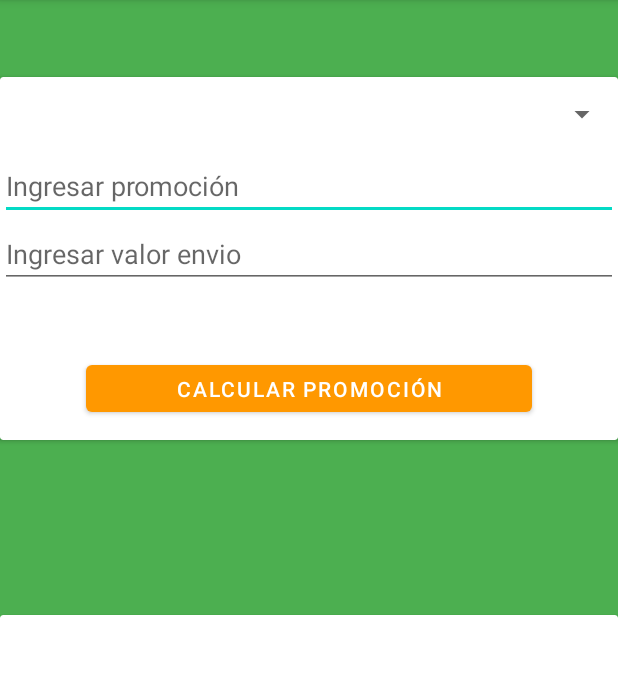
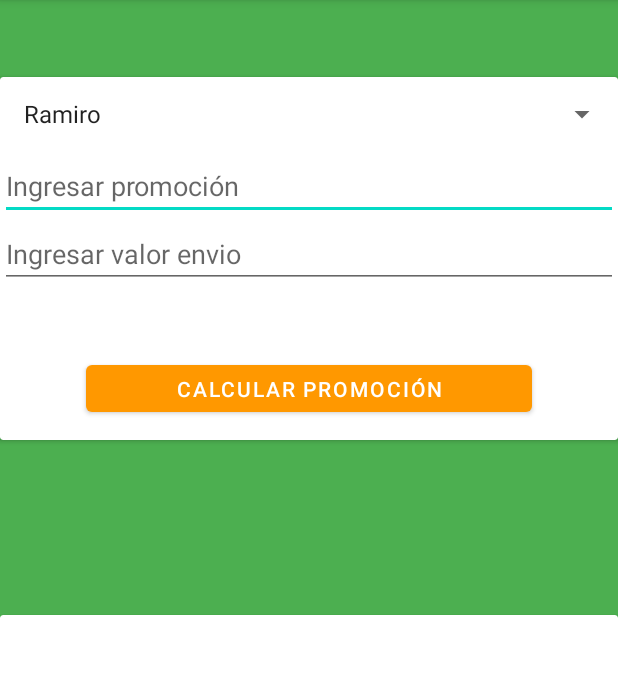
Before and after one commit to vAndresJara/Eva_03VJara, an Android app: the Menu_act screen opened directly, with no data from a screen before it, after a tap on "PROMOCIONES", on a phone screen of 412 x 824 dp, the part 84-761 px from its top. Run offline under Robolectric (Android 15) with nearby library versions, the phone set to English and light mode, and no system bars.

Commit message:
Agrega Spin de Cliente

```diff
--- a/app/src/main/java/com/example/eva_03vjara/Menu_act.java
+++ b/app/src/main/java/com/example/eva_03vjara/Menu_act.java
@@ -8,6 +8,8 @@ import android.os.Bundle;
 import android.view.View;
 import android.widget.MediaController;
 import android.widget.VideoView;
+
+import java.util.ArrayList;
 
 public class Menu_act extends AppCompatActivity {
 
@@ -37,7 +39,16 @@ public class Menu_act extends AppCompatActivity {
 
     public void Promociones(View v)
     {
+        ArrayList<String> Cliente =  new ArrayList<>();
+
+        Cliente.add("Ramiro");
+        Cliente.add("Rosa");
+        Cliente.add("Robert");
+
+
         Intent i = new Intent(this, Promociones_act.class);
+        i.putExtra("listaCliente", Cliente);
+
         startActivity(i);
     }
 }
--- a/app/src/main/java/com/example/eva_03vjara/Promociones_act.java
+++ b/app/src/main/java/com/example/eva_03vjara/Promociones_act.java
@@ -2,13 +2,36 @@ package com.example.eva_03vjara;
 
 import androidx.appcompat.app.AppCompatActivity;
 
+import android.content.Intent;
 import android.os.Bundle;
+import android.view.View;
+import android.widget.ArrayAdapter;
+import android.widget.Spinner;
+import android.widget.TextView;
+
+import java.util.ArrayList;
 
 public class Promociones_act extends AppCompatActivity {
+
+    private Spinner spin1;
+    private TextView text1, text2;
 
     @Override
     protected void onCreate(Bundle savedInstanceState) {
         super.onCreate(savedInstanceState);
         setContentView(R.layout.activity_promociones_act);
+
+        spin1 = (Spinner)findViewById(R.id.spinCl);
+
+        ArrayList<String> listaCliente = (ArrayList<String>) getIntent().getSerializableExtra("listaCliente");
+        ArrayAdapter<String> ad = new ArrayAdapter(this, android.R.layout.simple_list_item_1, listaCliente);
+        spin1.setAdapter(ad);
+    }
+
+    public void Promo(View v)
+    {
+
+
+
     }
 }
--- a/app/src/main/res/layout/activity_promociones_act.xml
+++ b/app/src/main/res/layout/activity_promociones_act.xml
@@ -85,12 +85,12 @@
                 app:layout_constraintVertical_bias="0.0">
 
                 <Spinner
-                    android:id="@+id/spinner"
+                    android:id="@+id/spinCl"
                     android:layout_width="match_parent"
                     android:layout_height="50dp" />
 
                 <EditText
-                    android:id="@+id/editTextTextPersonName"
+                    android:id="@+id/etPromo"
                     android:layout_width="match_parent"
                     android:layout_height="wrap_content"
                     android:ems="10"
@@ -98,7 +98,7 @@
                     android:inputType="textPersonName" />
 
                 <EditText
-                    android:id="@+id/editTextTextPersonName2"
+                    android:id="@+id/etDestino"
                     android:layout_width="match_parent"
                     android:layout_height="wrap_content"
                     android:ems="10"
```
